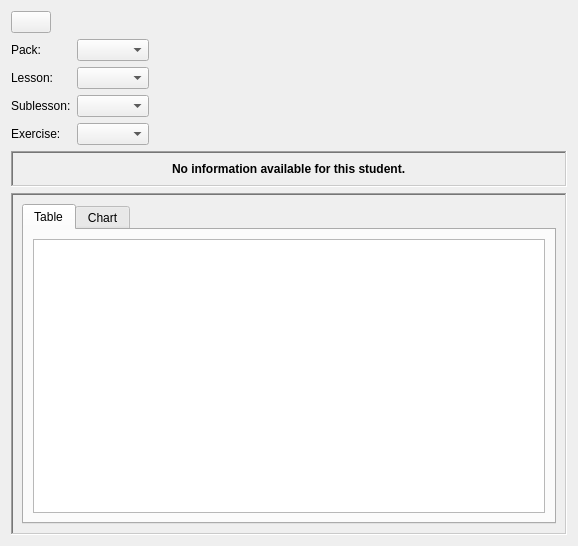
This is ui/widgets/studentdetails.ui in Open-Typer/ClassMonitor as Qt 5 draws it before an edit. The edited form follows.
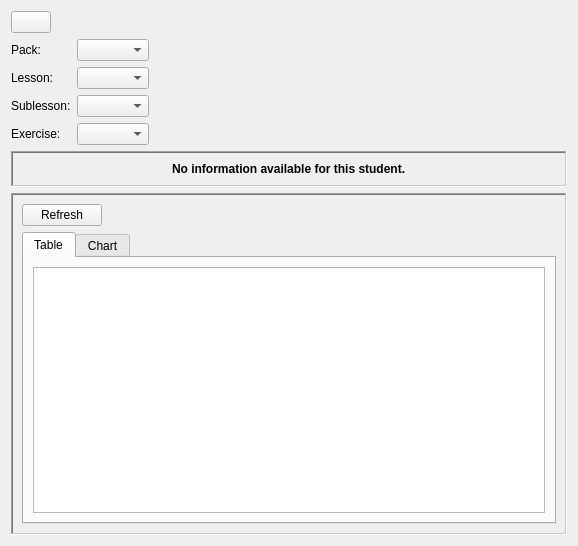
This is the edited form. Icons and pictures are not drawn.

Commit message: ui: widgets: studentdetails: Add refresh button

What changed in the file:
```diff
--- a/ui/widgets/studentdetails.ui
+++ b/ui/widgets/studentdetails.ui
@@ -121,7 +121,7 @@
       <enum>QFrame::Sunken</enum>
      </property>
      <layout class="QGridLayout" name="gridLayout_5">
-      <item row="0" column="0">
+      <item row="1" column="0">
        <widget class="QTabWidget" name="statsTabWidget">
         <property name="currentIndex">
          <number>0</number>
@@ -177,6 +177,19 @@
         </widget>
        </widget>
       </item>
+      <item row="0" column="0" alignment="Qt::AlignLeft">
+       <widget class="QPushButton" name="refreshButton">
+        <property name="sizePolicy">
+         <sizepolicy hsizetype="Fixed" vsizetype="Fixed">
+          <horstretch>0</horstretch>
+          <verstretch>0</verstretch>
+         </sizepolicy>
+        </property>
+        <property name="text">
+         <string>Refresh</string>
+        </property>
+       </widget>
+      </item>
      </layout>
     </widget>
    </item>
```
